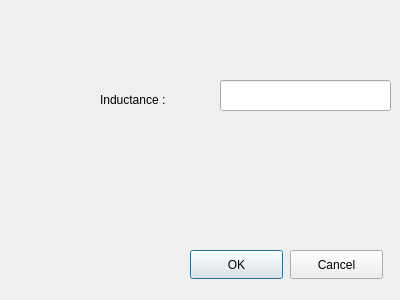
Old version of the form inductordialog.ui in the repository chewoo/L2Spice.
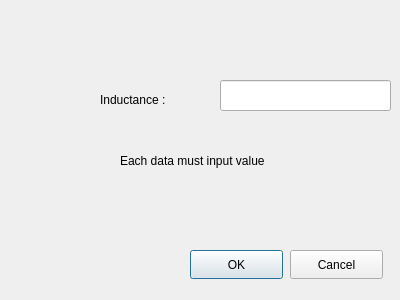
New version of the form.

Commit message: fixed input value bug

```diff
--- a/inductordialog.ui
+++ b/inductordialog.ui
@@ -62,6 +62,19 @@
     <string>Inductance :</string>
    </property>
   </widget>
+  <widget class="QLabel" name="warning">
+   <property name="geometry">
+    <rect>
+     <x>120</x>
+     <y>150</y>
+     <width>191</width>
+     <height>21</height>
+    </rect>
+   </property>
+   <property name="text">
+    <string>Each data must input value</string>
+   </property>
+  </widget>
  </widget>
  <resources/>
  <connections/>
```
The commit also changes 14 other files.
